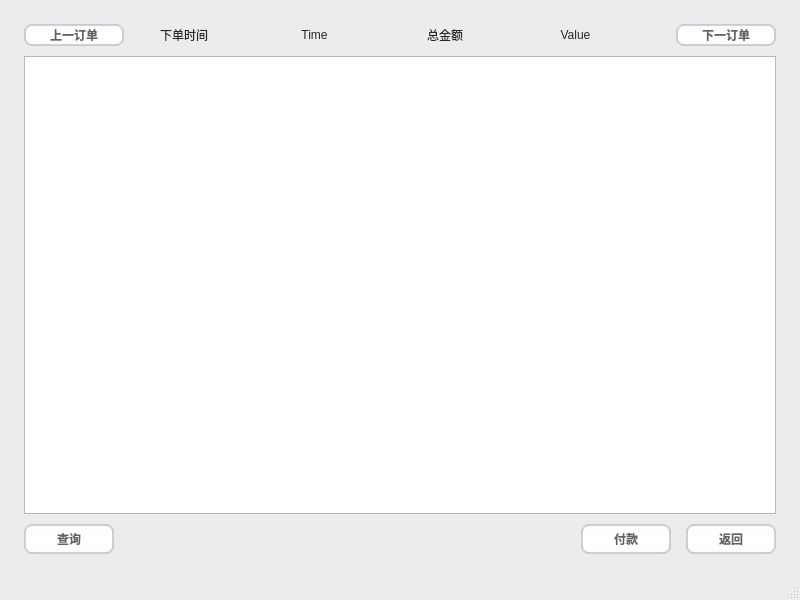
Old version of the form mainCode/orderinfo.ui in the repository CarlosDJY/QtBasedGroupWork.
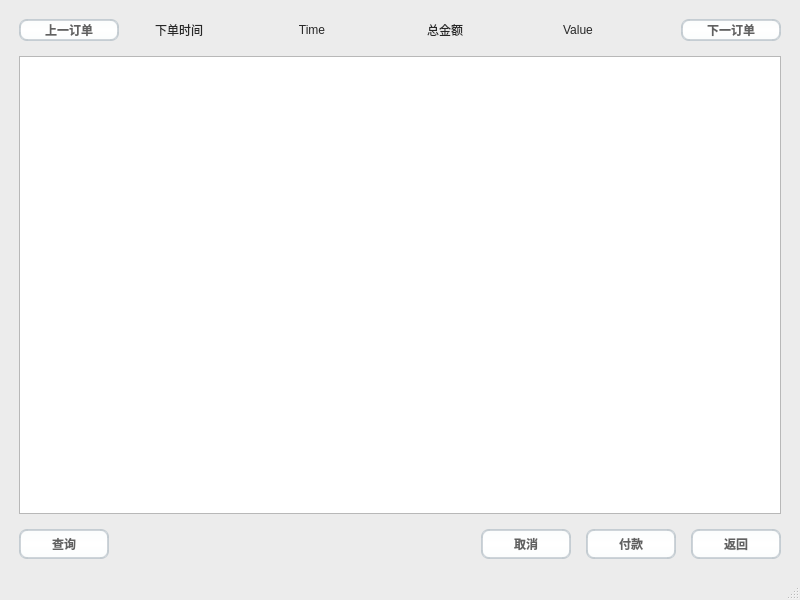
New version of the form. Icons and pictures are not drawn.

Commit message: add a delete button

Patch:
```diff
--- a/mainCode/orderinfo.ui
+++ b/mainCode/orderinfo.ui
@@ -455,24 +455,21 @@
     <item>
      <layout class="QGridLayout" name="gridLayout">
       <property name="leftMargin">
-       <number>15</number>
+       <number>10</number>
       </property>
       <property name="topMargin">
-       <number>15</number>
+       <number>10</number>
       </property>
       <property name="rightMargin">
-       <number>15</number>
+       <number>10</number>
       </property>
       <property name="bottomMargin">
-       <number>15</number>
-      </property>
-      <property name="horizontalSpacing">
-       <number>15</number>
-      </property>
-      <property name="verticalSpacing">
        <number>10</number>
       </property>
-      <item row="0" column="0" colspan="4">
+      <property name="spacing">
+       <number>15</number>
+      </property>
+      <item row="0" column="0">
        <layout class="QHBoxLayout" name="horizontalLayout_3">
         <property name="spacing">
          <number>30</number>
@@ -553,7 +550,7 @@
         </item>
        </layout>
       </item>
-      <item row="1" column="0" colspan="4">
+      <item row="1" column="0">
        <widget class="QTableView" name="OrderTable">
         <property name="minimumSize">
          <size>
@@ -570,6 +567,8 @@
        </widget>
       </item>
       <item row="2" column="0">
+       <layout class="QHBoxLayout" name="horizontalLayout_4">
+        <item>
        <widget class="QPushButton" name="FindOrder">
         <property name="minimumSize">
          <size>
@@ -582,20 +581,33 @@
         </property>
        </widget>
       </item>
-      <item row="2" column="1">
+        <item>
        <spacer name="horizontalSpacer">
         <property name="orientation">
          <enum>Qt::Horizontal</enum>
         </property>
         <property name="sizeHint" stdset="0">
          <size>
-          <width>338</width>
+            <width>198</width>
           <height>20</height>
          </size>
         </property>
        </spacer>
       </item>
-      <item row="2" column="2">
+        <item>
+         <widget class="QPushButton" name="pushButton_3">
+          <property name="minimumSize">
+           <size>
+            <width>90</width>
+            <height>30</height>
+           </size>
+          </property>
+          <property name="text">
+           <string>取消</string>
+          </property>
+         </widget>
+        </item>
+        <item>
        <widget class="QPushButton" name="PayButton">
         <property name="minimumSize">
          <size>
@@ -608,7 +620,7 @@
         </property>
        </widget>
       </item>
-      <item row="2" column="3">
+        <item>
        <widget class="QPushButton" name="BackButton">
         <property name="minimumSize">
          <size>
@@ -632,6 +644,8 @@
          <string>返回</string>
         </property>
        </widget>
+        </item>
+       </layout>
       </item>
      </layout>
     </item>
```
Lines whose indentation alone changed are shown as unchanged.
